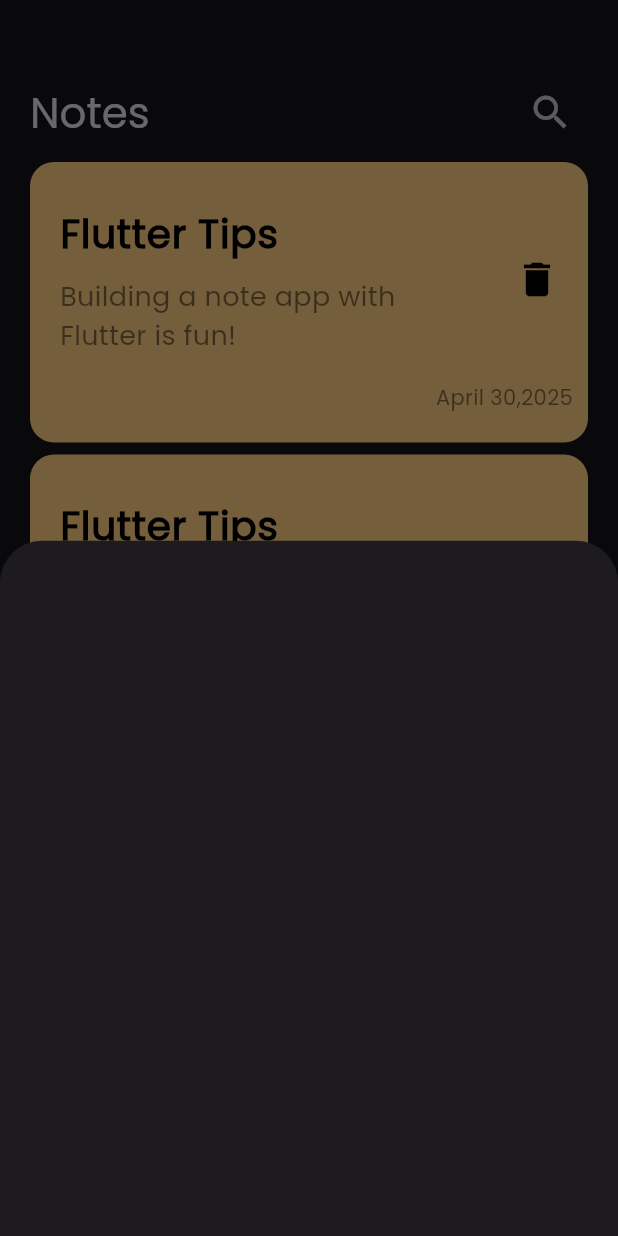
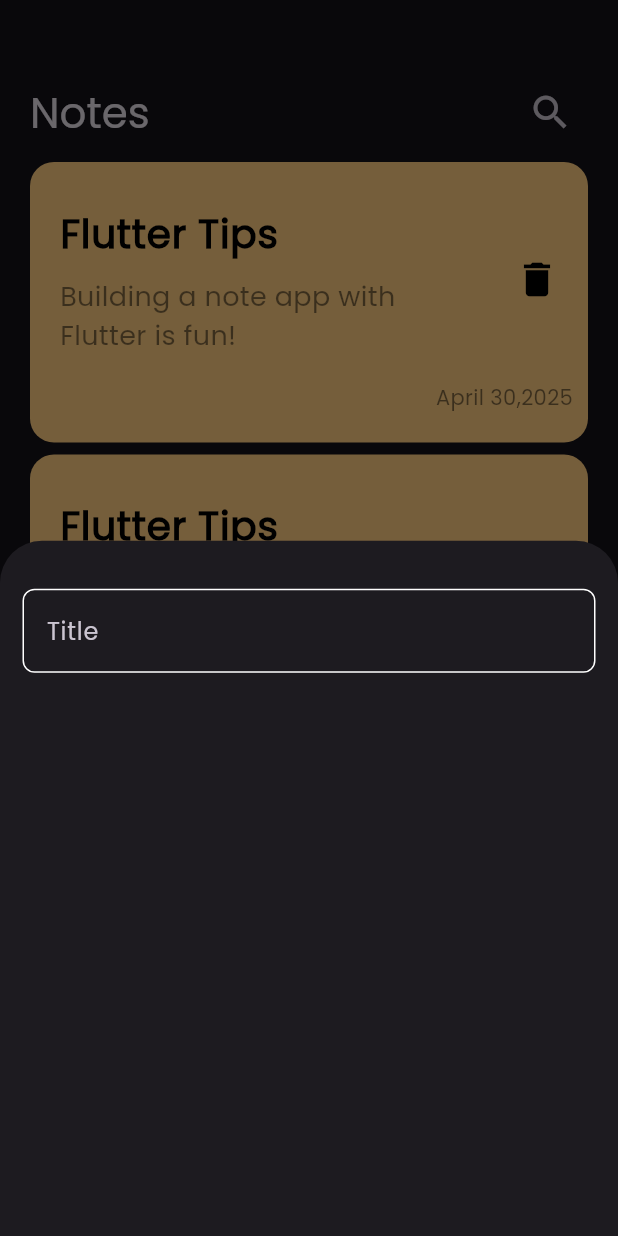
Before and after one commit to mohammedragp924/notes_app, a Flutter app: the screen it shows after launch, after a tap on the "add" icon, on a phone screen of 412 x 824 dp. Run offline on Flutter 3.47's test engine with Material 3 defaults, Android fonts, the phone set to English and light mode, and no system bars.

Commit message:
custom text field creation

```diff
--- /dev/null
+++ b/lib/constants.dart
@@ -0,0 +1,4 @@
+import 'dart:ui';
+// ignore_for_file: constant_identifier_names
+
+const KPrimaryColor = Color(0xFF62fcd7);
--- a/lib/views/notes_view.dart
+++ b/lib/views/notes_view.dart
@@ -1,5 +1,7 @@
 import 'package:flutter/material.dart';
+import 'package:note_app/constants.dart';
 import 'package:note_app/widgets/notes_view_body.dart';
+import 'package:note_app/widgets/add_note_bottom_sheet.dart';
 
 class NotesView extends StatelessWidget {
   const NotesView({super.key});
@@ -15,12 +17,12 @@ class NotesView extends StatelessWidget {
           showModalBottomSheet(
             context: context,
             builder: (context) {
-              return Container();
+              return AddNoteBottomSheet();
             },
           );
         },
-        backgroundColor: const Color.fromARGB(255, 29, 215, 240),
-        child: Icon(Icons.add, color: Colors.white, size: 30.0),
+        backgroundColor: KPrimaryColor,
+        child: Icon(Icons.add, color: Colors.black, size: 30.0),
       ),
       body: const NotesViewBody(),
     );
--- a/lib/widgets/add_note_bottom_sheet.dart
+++ b/lib/widgets/add_note_bottom_sheet.dart
@@ -1,10 +1,11 @@
 import 'package:flutter/material.dart';
+import 'package:note_app/widgets/custom_text_field.dart';
 
 class AddNoteBottomSheet extends StatelessWidget {
   const AddNoteBottomSheet({super.key});
 
   @override
   Widget build(BuildContext context) {
-    return AddNoteBottomSheet();
+    return Column(children: [SizedBox(height: 32), CustomTextField()]);
   }
 }
--- /dev/null
+++ b/lib/widgets/custom_text_field.dart
@@ -0,0 +1,30 @@
+import 'package:flutter/material.dart';
+import 'package:note_app/constants.dart';
+
+class CustomTextField extends StatelessWidget {
+  const CustomTextField({super.key});
+
+  @override
+  Widget build(BuildContext context) {
+    return Padding(
+      padding: const EdgeInsets.symmetric(horizontal: 15.0),
+      child: TextField(
+        cursorColor: KPrimaryColor,
+        decoration: InputDecoration(
+          hintText: 'Title',
+          // hintStyle: TextStyle(color: KPrimaryColor, fontSize: 15),
+          border: buildBorder(),
+          enabledBorder: buildBorder(),
+          focusedBorder: buildBorder(KPrimaryColor),
+        ),
+      ),
+    );
+  }
+
+  OutlineInputBorder buildBorder([color]) {
+    return OutlineInputBorder(
+      borderRadius: BorderRadius.circular(8.0),
+      borderSide: BorderSide(color: color ?? Colors.white),
+    );
+  }
+}
```
